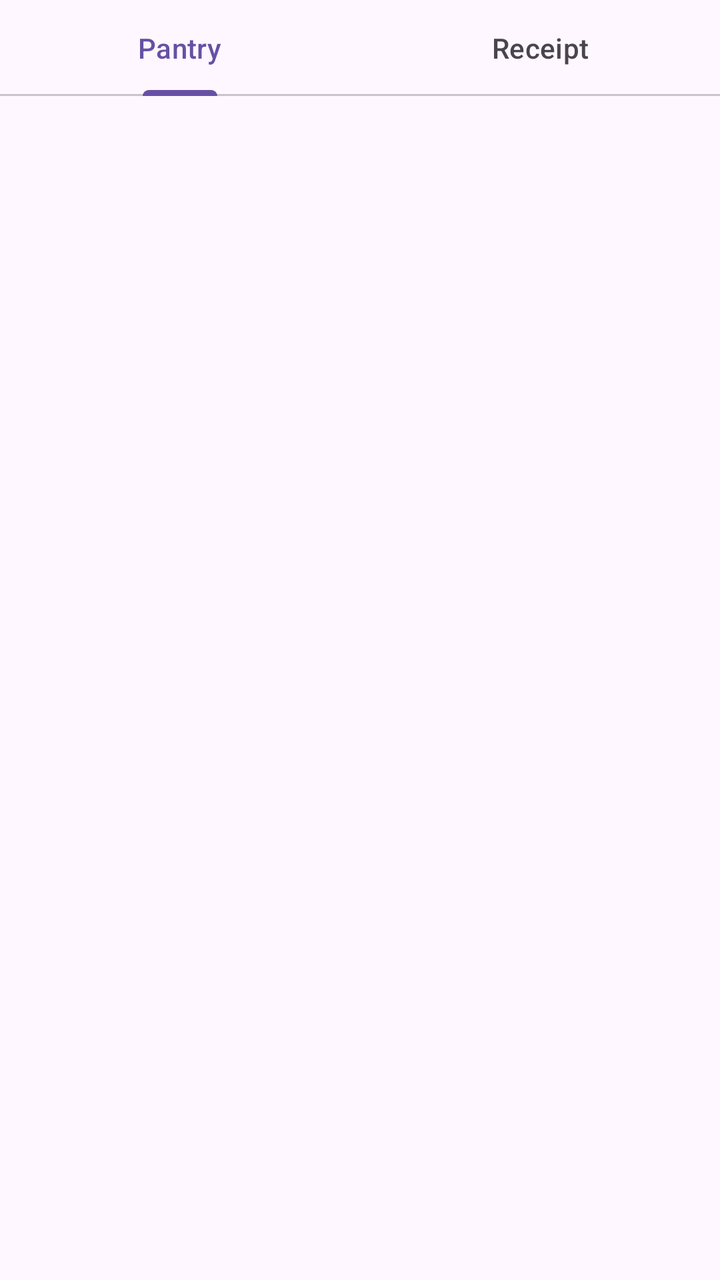
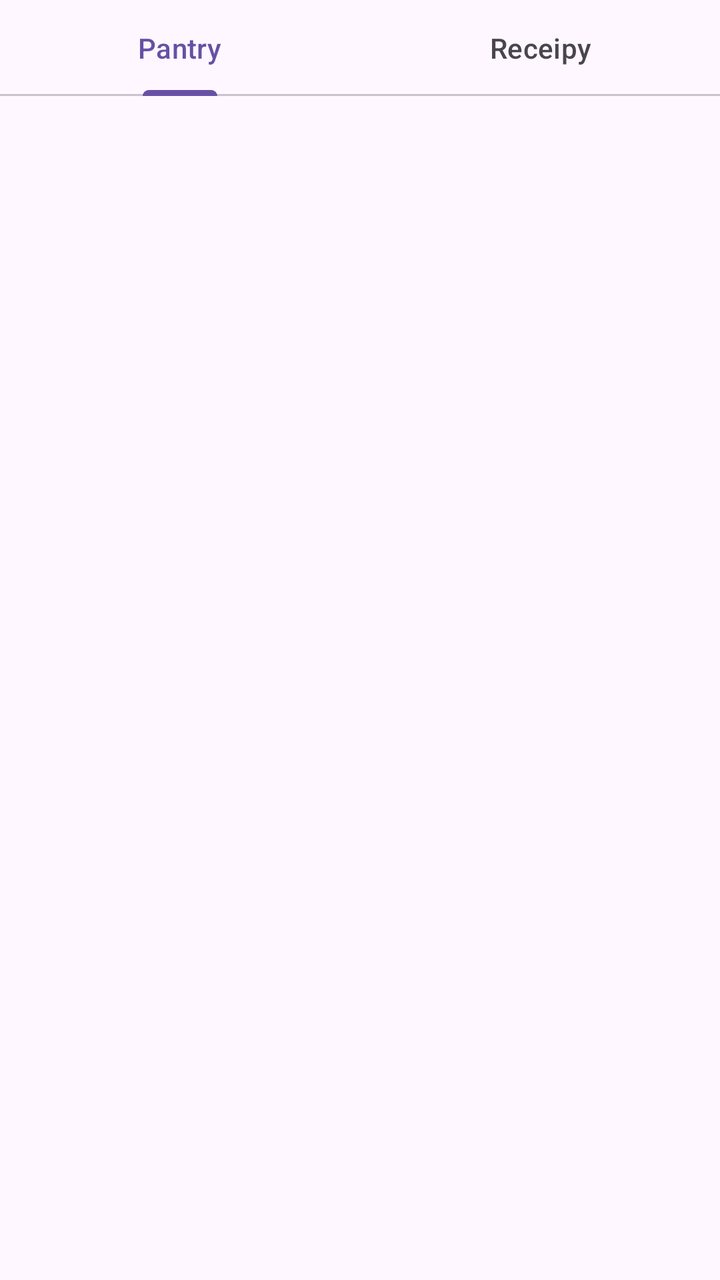

Screens rendered from an Android XML layout before and after an edit, with the pre-edit source and the edit as a unified diff.
<!-- AndroidManifest.xml: application theme Theme.Pantry -->
<!-- res/layout/activity_main.xml -->
<?xml version="1.0" encoding="utf-8"?>
<androidx.constraintlayout.widget.ConstraintLayout xmlns:android="http://schemas.android.com/apk/res/android"
    xmlns:app="http://schemas.android.com/apk/res-auto"
    xmlns:tools="http://schemas.android.com/tools"
    android:id="@+id/main"
    android:layout_width="match_parent"
    android:layout_height="match_parent"
    android:orientation="vertical"
    tools:context=".MainActivity">

    <com.google.android.material.tabs.TabLayout
        android:id="@+id/tabLayout"
        android:layout_width="0dp"
        android:layout_height="wrap_content"
        app:layout_constraintTop_toTopOf="parent"
        app:layout_constraintStart_toStartOf="parent"
        app:layout_constraintEnd_toEndOf="parent">

        <com.google.android.material.tabs.TabItem
            android:layout_width="wrap_content"
            android:layout_height="wrap_content"
            android:text="Pantry" />

        <com.google.android.material.tabs.TabItem
            android:layout_width="wrap_content"
            android:layout_height="wrap_content"
            android:text="Receipt" />
    </com.google.android.material.tabs.TabLayout>

    <androidx.viewpager2.widget.ViewPager2
        android:id="@+id/viewPager"
        android:layout_width="0dp"
        android:layout_height="0dp"
        app:layout_constraintTop_toBottomOf="@id/tabLayout"
        app:layout_constraintStart_toStartOf="parent"
        app:layout_constraintEnd_toEndOf="parent"
        app:layout_constraintBottom_toBottomOf="parent" />

</androidx.constraintlayout.widget.ConstraintLayout>
<!-- resources referenced by this layout -->
<resources>
  <style name="Theme.Pantry" parent="Base.Theme.Pantry" />
  <style name="Base.Theme.Pantry" parent="Theme.Material3.DayNight.NoActionBar">
          
          
      </style>
</resources>

<!-- the commit's change to res/layout/activity_main.xml (unified diff, before → after) -->
@@ -24,7 +24,7 @@
         <com.google.android.material.tabs.TabItem
             android:layout_width="wrap_content"
             android:layout_height="wrap_content"
-            android:text="Receipt" />
+            android:text="Receipy" />
     </com.google.android.material.tabs.TabLayout>
 
     <androidx.viewpager2.widget.ViewPager2
